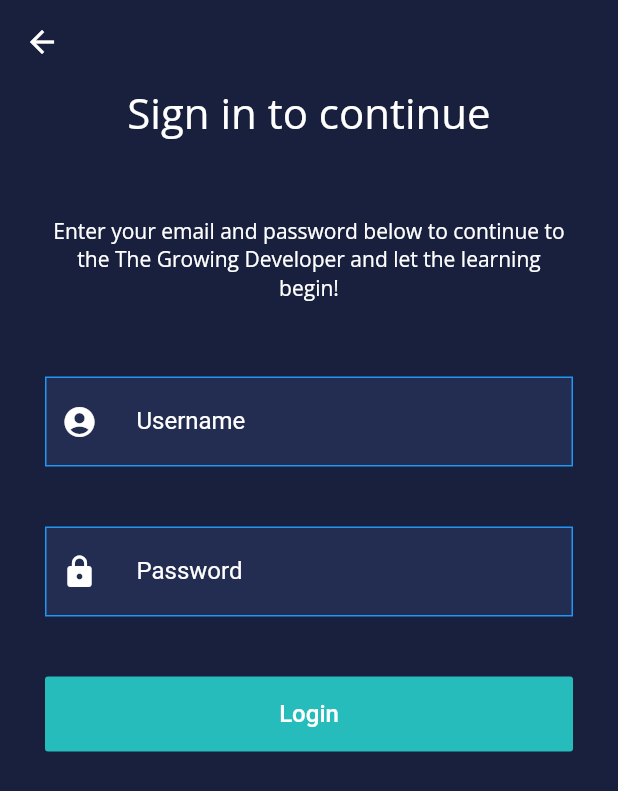
After one commit to ibadasif/disease_predictor, a Flutter app: the LoginScreen screen opened directly, on a phone screen of 412 x 824 dp. The commit adds this screen. Shown: the top 791 px of the screen. Run offline on Flutter 3.47's test engine with Material 2 defaults, Android fonts, the phone set to English and light mode, and no system bars; our stand-ins replace font_awesome_flutter, google_fonts, image_picker, shared_preferences; accounts and stored records are empty.

Commit message:
login_2 page added

```diff
--- /dev/null
+++ b/lib/login_2.dart
@@ -0,0 +1,91 @@
+import 'package:flutter/material.dart';
+import 'package:font_awesome_flutter/font_awesome_flutter.dart';
+import 'package:google_fonts/google_fonts.dart';
+
+
+class LoginScreen extends StatelessWidget {
+  final Color primaryColor = Color(0xff18203d);
+  final Color secondaryColor = Color(0xff232c51);
+
+  final Color logoGreen = Color(0xff25bcbb);
+
+  final TextEditingController nameController = TextEditingController();
+  final TextEditingController passwordController = TextEditingController();
+
+  @override
+  Widget build(BuildContext context) {
+    return Scaffold(
+        appBar: AppBar(
+          backgroundColor: Colors.transparent,
+          elevation: 0,
+        ),
+        backgroundColor: primaryColor,
+        body: Container(
+          alignment: Alignment.topCenter,
+          margin: EdgeInsets.symmetric(horizontal: 30),
+          child: SingleChildScrollView(
+            child: Column(
+              mainAxisAlignment: MainAxisAlignment.center,
+              crossAxisAlignment: CrossAxisAlignment.center,
+              children: <Widget>[
+                Text(
+                  'Sign in to continue',
+                  textAlign: TextAlign.center,
+                  style:
+                  GoogleFonts.openSans(color: Colors.white, fontSize: 28),
+                ),
+                SizedBox(height: 50),
+                Text(
+                  'Enter your email and password below to continue to the The Growing Developer and let the learning begin!',
+                  textAlign: TextAlign.center,
+                  style:
+                  GoogleFonts.openSans(color: Colors.white, fontSize: 14),
+                ),
+                SizedBox(
+                  height: 50,
+                ),
+                _buildTextField(
+                    nameController, Icons.account_circle, 'Username'),
+                SizedBox(height: 40),
+                _buildTextField(passwordController, Icons.lock, 'Password'),
+                SizedBox(height: 40),
+                MaterialButton(
+                  elevation: 0,
+                  minWidth: double.maxFinite,
+                  height: 50,
+                  onPressed: () {},
+                  color: logoGreen,
+                  child: Text('Login',
+                      style: TextStyle(color: Colors.white, fontSize: 16)),
+                  textColor: Colors.white,
+                ),
+                SizedBox(height: 20)
+              ],
+            ),
+          ),
+        ));
+  }
+
+  _buildTextField(
+      TextEditingController controller, IconData icon, String labelText) {
+    return Container(
+      padding: EdgeInsets.symmetric(horizontal: 10, vertical: 5),
+      decoration: BoxDecoration(
+          color: secondaryColor, border: Border.all(color: Colors.blue)),
+      child: TextField(
+        controller: controller,
+        style: TextStyle(color: Colors.white),
+        decoration: InputDecoration(
+            contentPadding: EdgeInsets.symmetric(horizontal: 10),
+            labelText: labelText,
+            labelStyle: TextStyle(color: Colors.white),
+            icon: Icon(
+              icon,
+              color: Colors.white,
+            ),
+            // prefix: Icon(icon),
+            border: InputBorder.none),
+      ),
+    );
+  }
+}
--- a/lib/main.dart
+++ b/lib/main.dart
@@ -1,4 +1,6 @@
 import 'package:disease/image_picker.dart';
+import 'package:disease/login.dart';
+import 'package:disease/login_2.dart';
 import 'package:flutter/material.dart';
 
 void main() {
--- a/pubspec.yaml
+++ b/pubspec.yaml
@@ -25,7 +25,9 @@ dependencies:
     sdk: flutter
   shared_preferences: ^0.5.0
   image_picker: ^0.6.0+3
-
+  firebase_auth:
+  font_awesome_flutter:
+  google_fonts:
 
   # The following adds the Cupertino Icons font to your application.
   # Use with the CupertinoIcons class for iOS style icons.
```
Also changed, not shown: pubspec.lock.
